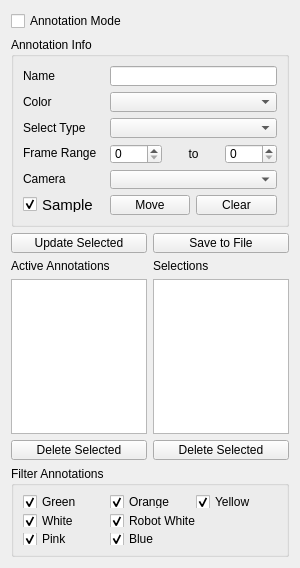
This is tools/UTNaoTool/AnnotationWidget.ui in LARG/robotics-2018 as Qt 5 draws it before an edit. The edited form follows.
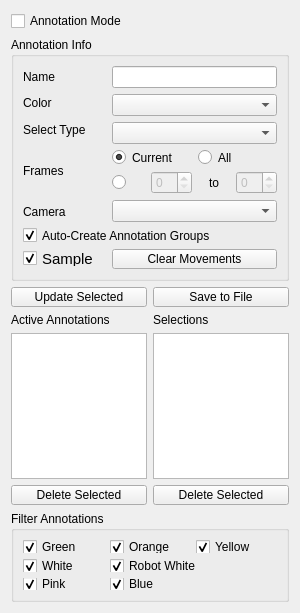
This is the edited form.

The edit to the form file:
```diff
--- a/tools/UTNaoTool/AnnotationWidget.ui
+++ b/tools/UTNaoTool/AnnotationWidget.ui
@@ -7,7 +7,7 @@
     <x>0</x>
     <y>0</y>
     <width>300</width>
-    <height>568</height>
+    <height>613</height>
    </rect>
   </property>
   <property name="sizePolicy">
@@ -31,13 +31,26 @@
   <property name="windowTitle">
    <string>AnnotationWidget</string>
   </property>
-  <layout class="QGridLayout" name="gridLayout">
+  <layout class="QGridLayout" name="gridLayout_4">
+   <item row="0" column="0" colspan="2">
+    <widget class="QCheckBox" name="cbxEnable">
+     <property name="text">
+      <string>Annotation Mode</string>
+     </property>
+    </widget>
+   </item>
    <item row="1" column="0" colspan="2">
     <widget class="QGroupBox" name="groupBox">
+     <property name="sizePolicy">
+      <sizepolicy hsizetype="Preferred" vsizetype="Preferred">
+       <horstretch>0</horstretch>
+       <verstretch>0</verstretch>
+      </sizepolicy>
+     </property>
      <property name="maximumSize">
       <size>
        <width>16777215</width>
-       <height>190</height>
+       <height>255</height>
       </size>
      </property>
      <property name="title">
@@ -69,8 +82,14 @@
         </item>
         <item>
          <widget class="QLabel" name="label_3">
+          <property name="minimumSize">
+           <size>
+            <width>0</width>
+            <height>50</height>
+           </size>
+          </property>
           <property name="text">
-           <string>Frame Range</string>
+           <string>Frames</string>
           </property>
          </widget>
         </item>
@@ -86,40 +105,116 @@
       <item row="0" column="1" colspan="2">
        <layout class="QVBoxLayout" name="verticalLayout">
         <item>
-         <widget class="QLineEdit" name="annotname"/>
+         <widget class="QLineEdit" name="annotname">
+          <property name="maximumSize">
+           <size>
+            <width>16777215</width>
+            <height>25</height>
+           </size>
+          </property>
+         </widget>
         </item>
         <item>
-         <widget class="QComboBox" name="colorBox"/>
+         <widget class="QComboBox" name="colorBox">
+          <property name="maximumSize">
+           <size>
+            <width>16777215</width>
+            <height>25</height>
+           </size>
+          </property>
+         </widget>
         </item>
         <item>
-         <widget class="QComboBox" name="selectionTypeBox"/>
+         <widget class="QComboBox" name="selectionTypeBox">
+          <property name="maximumSize">
+           <size>
+            <width>16777215</width>
+            <height>25</height>
+           </size>
+          </property>
+         </widget>
         </item>
         <item>
-         <layout class="QHBoxLayout" name="horizontalLayout">
-          <item>
-           <widget class="QSpinBox" name="minBox"/>
+         <layout class="QGridLayout" name="gridLayout">
+          <item row="1" column="1" colspan="2">
+           <layout class="QHBoxLayout" name="horizontalLayout">
+            <item>
+             <widget class="QRadioButton" name="rdoCustom">
+              <property name="text">
+               <string/>
+              </property>
+             </widget>
+            </item>
+            <item>
+             <widget class="QSpinBox" name="minBox">
+              <property name="enabled">
+               <bool>false</bool>
+              </property>
+             </widget>
+            </item>
+            <item>
+             <widget class="QLabel" name="label">
+              <property name="text">
+               <string>to</string>
+              </property>
+              <property name="alignment">
+               <set>Qt::AlignCenter</set>
+              </property>
+             </widget>
+            </item>
+            <item>
+             <widget class="QSpinBox" name="maxBox">
+              <property name="enabled">
+               <bool>false</bool>
+              </property>
+             </widget>
+            </item>
+           </layout>
           </item>
-          <item>
-           <widget class="QLabel" name="label">
+          <item row="0" column="2">
+           <widget class="QRadioButton" name="rdoAll">
+            <property name="maximumSize">
+             <size>
+              <width>16777215</width>
+              <height>15</height>
+             </size>
+            </property>
             <property name="text">
-             <string>to</string>
+             <string>All</string>
             </property>
-            <property name="alignment">
-             <set>Qt::AlignCenter</set>
-            </property>
            </widget>
           </item>
-          <item>
-           <widget class="QSpinBox" name="maxBox"/>
+          <item row="0" column="1">
+           <widget class="QRadioButton" name="rdoCurrent">
+            <property name="maximumSize">
+             <size>
+              <width>16777215</width>
+              <height>15</height>
+             </size>
+            </property>
+            <property name="text">
+             <string>Current</string>
+            </property>
+            <property name="checked">
+             <bool>true</bool>
+            </property>
+           </widget>
           </item>
          </layout>
         </item>
         <item>
-         <widget class="QComboBox" name="cameraBox"/>
+         <widget class="QComboBox" name="cameraBox">
+          <property name="maximumSize">
+           <size>
+            <width>16777215</width>
+            <height>25</height>
+           </size>
+          </property>
+         </widget>
         </item>
        </layout>
       </item>
-      <item row="1" column="0">
+      <item row="2" column="0">
        <widget class="QCheckBox" name="cbxSampleSet">
         <property name="maximumSize">
          <size>
@@ -140,20 +235,23 @@
         </property>
        </widget>
       </item>
-      <item row="1" column="1">
-       <widget class="QPushButton" name="defineMovementsButton">
+      <item row="1" column="0" colspan="3">
+       <widget class="QCheckBox" name="cbxAuto">
         <property name="maximumSize">
          <size>
           <width>16777215</width>
-          <height>20</height>
+          <height>15</height>
          </size>
         </property>
         <property name="text">
-         <string>Move</string>
+         <string>Auto-Create Annotation Groups</string>
+        </property>
+        <property name="checked">
+         <bool>true</bool>
         </property>
        </widget>
       </item>
-      <item row="1" column="2">
+      <item row="2" column="1" colspan="2">
        <widget class="QPushButton" name="clearMovementsButton">
         <property name="maximumSize">
          <size>
@@ -162,7 +260,7 @@
          </size>
         </property>
         <property name="text">
-         <string>Clear</string>
+         <string>Clear Movements</string>
         </property>
        </widget>
       </item>
@@ -182,6 +280,19 @@
      </property>
     </widget>
    </item>
+   <item row="2" column="1">
+    <widget class="QPushButton" name="saveButton">
+     <property name="maximumSize">
+      <size>
+       <width>16777215</width>
+       <height>20</height>
+      </size>
+     </property>
+     <property name="text">
+      <string>Save to File</string>
+     </property>
+    </widget>
+   </item>
    <item row="3" column="0">
     <widget class="QLabel" name="label_5">
      <property name="text">
@@ -339,26 +450,6 @@
      </layout>
     </widget>
    </item>
-   <item row="2" column="1">
-    <widget class="QPushButton" name="saveButton">
-     <property name="maximumSize">
-      <size>
-       <width>16777215</width>
-       <height>20</height>
-      </size>
-     </property>
-     <property name="text">
-      <string>Save to File</string>
-     </property>
-    </widget>
-   </item>
-   <item row="0" column="0" colspan="2">
-    <widget class="QCheckBox" name="checkBox">
-     <property name="text">
-      <string>Annotation Mode</string>
-     </property>
-    </widget>
-   </item>
   </layout>
  </widget>
  <resources/>
```
